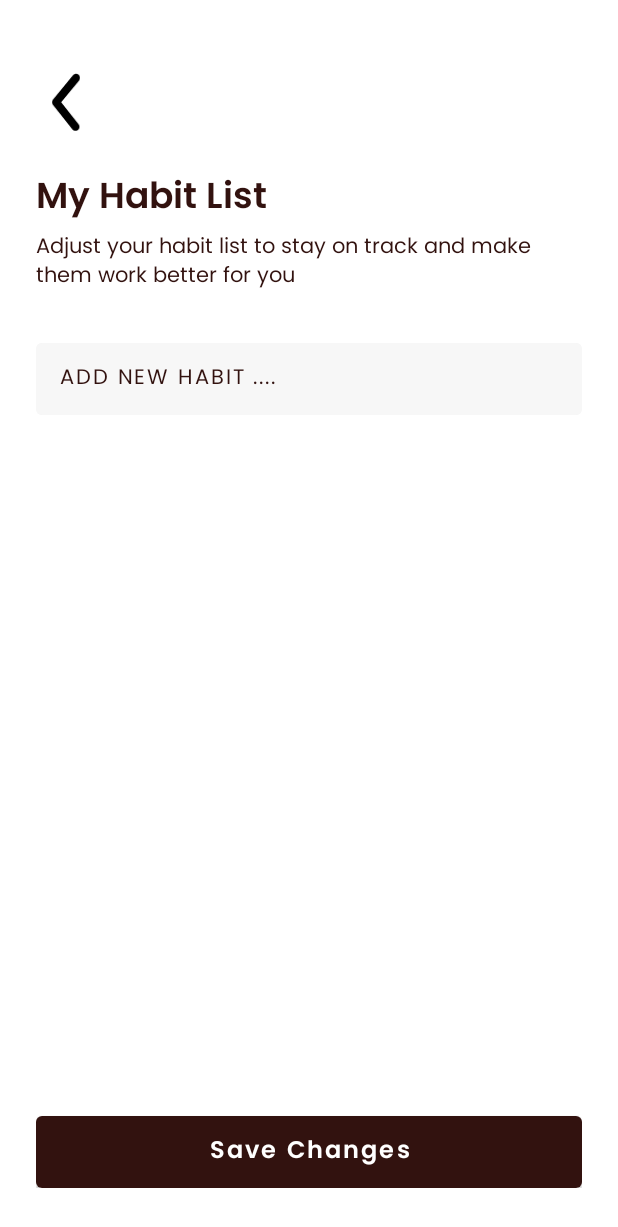
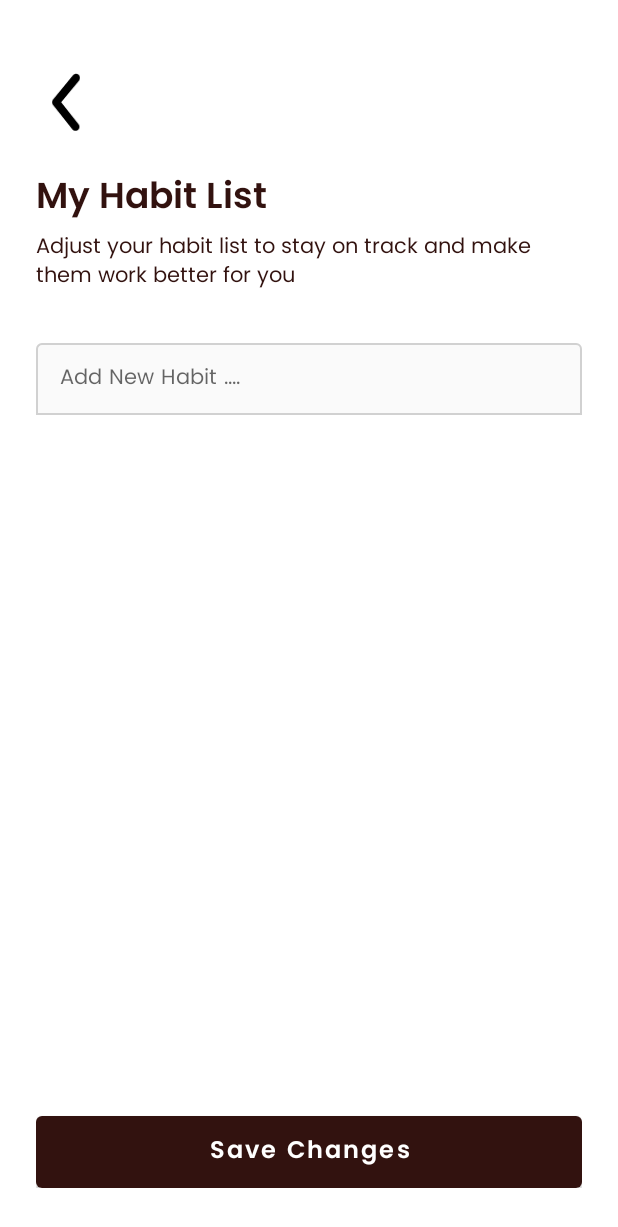
Before and after one commit to jovianjr/Habit-Tracker, an Android app built with Jetpack Compose: the HabitSettingsFragment screen opened through its navigation route, on a phone screen of 412 x 824 dp. Shown: the top 1227 px of the screen. Run offline under Robolectric (Android 15) with nearby library versions, the phone set to English and light mode, and no system bars; our stand-ins replace Dagger/Hilt's generated code, Firebase (no records; nobody signed in at launch, a user with empty details on screens opened directly).

Commit message:
feat(habit-settings): integrate add and delete habit

```diff
--- a/app/src/main/java/com/example/habittracker/adapter/HabitAdapter.kt
+++ b/app/src/main/java/com/example/habittracker/adapter/HabitAdapter.kt
@@ -2,7 +2,6 @@ package com.example.habittracker.adapter
 
 import android.content.res.ColorStateList
 import android.graphics.Color
-import android.util.Log
 import android.view.LayoutInflater
 import android.view.View
 import android.view.ViewGroup
@@ -14,22 +13,19 @@ import com.google.android.material.card.MaterialCardView
 
 class HabitAdapter(private val items: List<String>) :
     RecyclerView.Adapter<HabitAdapter.ViewHolder>() {
-    var onItemClick: ((String) -> Unit)? = null
+    var onItemClick: ((String) -> Unit) = {}
 
-    // ViewHolder untuk item RecyclerView
     class ViewHolder(itemView: View) : RecyclerView.ViewHolder(itemView) {
         val textView: TextView = itemView.findViewById(R.id.tv_habit_name)
         val materialCardView: MaterialCardView = itemView.findViewById(R.id.cv_habit)
     }
 
-    // Inflate layout untuk setiap item
     override fun onCreateViewHolder(parent: ViewGroup, viewType: Int): ViewHolder {
         val view =
             LayoutInflater.from(parent.context).inflate(R.layout.rv_habit_card, parent, false)
         return ViewHolder(view)
     }
 
-    // Bind data ke item
     override fun onBindViewHolder(holder: ViewHolder, position: Int) {
         holder.textView.text = items[position]
 
@@ -46,10 +42,9 @@ class HabitAdapter(private val items: List<String>) :
 
         // on card click
         holder.materialCardView.setOnClickListener {
-            onItemClick?.invoke(items[position])
+            onItemClick.invoke(items[position])
         }
     }
 
-    // Total jumlah item
     override fun getItemCount(): Int = items.size
 }
--- a/app/src/main/java/com/example/habittracker/ui/HabitSettingsFragment.kt
+++ b/app/src/main/java/com/example/habittracker/ui/HabitSettingsFragment.kt
@@ -1,29 +1,137 @@
 package com.example.habittracker.ui
 
+import android.graphics.Canvas
+import android.graphics.Color
+import android.graphics.Paint
+import android.graphics.Typeface
+import android.graphics.drawable.GradientDrawable
 import android.os.Bundle
 import android.view.LayoutInflater
 import android.view.View
 import android.view.ViewGroup
+import android.view.inputmethod.EditorInfo
+import androidx.core.content.res.ResourcesCompat
 import androidx.fragment.app.Fragment
 import androidx.navigation.fragment.findNavController
+import androidx.recyclerview.widget.ItemTouchHelper
+import androidx.recyclerview.widget.LinearLayoutManager
+import androidx.recyclerview.widget.RecyclerView
 import com.example.habittracker.R
+import com.example.habittracker.adapter.HabitAdapter
 import com.example.habittracker.databinding.FragmentHabitSettingsBinding
 
 class HabitSettingsFragment : Fragment() {
-    private lateinit var myHabitsOriginal: List<String>
+    private var myHabits: MutableList<String> = mutableListOf()
+    private var myHabitsOriginal: MutableList<String> = mutableListOf()
     private lateinit var binding: FragmentHabitSettingsBinding
 
     override fun onCreateView(
         inflater: LayoutInflater, container: ViewGroup?,
         savedInstanceState: Bundle?
     ): View {
-        myHabitsOriginal = arguments?.getStringArrayList("myHabits") ?: emptyList()
+        myHabitsOriginal.addAll(arguments?.getStringArrayList("myHabits") ?: emptyList())
+        myHabits.addAll(myHabitsOriginal)
         binding = FragmentHabitSettingsBinding.inflate(layoutInflater)
         return binding.root
     }
 
     override fun onViewCreated(view: View, savedInstanceState: Bundle?) {
         super.onViewCreated(view, savedInstanceState)
+
+        val adapter = HabitAdapter(myHabits)
+        binding.rvHabitList.layoutManager = LinearLayoutManager(activity)
+        binding.rvHabitList.adapter = adapter
+
+        ItemTouchHelper(object : ItemTouchHelper.SimpleCallback(0, ItemTouchHelper.LEFT) {
+            private val background: GradientDrawable = GradientDrawable().apply {
+                setColor(resources.getColor(R.color.danger, null))
+                cornerRadius = 24f
+                cornerRadii = floatArrayOf(0f, 0f, 16f, 16f, 16f, 16f, 0f, 0f)
+            }
+            private val deleteIcon =
+                ResourcesCompat.getDrawable(resources, R.drawable.ic_delete, null)
+
+            private val textPaint = Paint().apply {
+                color = Color.WHITE
+                textSize = 40f
+                isAntiAlias = true
+                typeface = ResourcesCompat.getFont(context!!, R.font.poppins_medium) ?: Typeface.DEFAULT
+            }
+
+            override fun onMove(
+                v: RecyclerView,
+                h: RecyclerView.ViewHolder,
+                t: RecyclerView.ViewHolder
+            ) = false
+
+            override fun onSwiped(h: RecyclerView.ViewHolder, dir: Int) {
+                val habitIdx: Int = h.bindingAdapterPosition
+                myHabits.removeAt(habitIdx)
+                binding.rvHabitList.adapter!!.notifyItemRemoved(habitIdx)
+                binding.rvHabitList.adapter!!.notifyItemRangeChanged(
+                    habitIdx,
+                    myHabits.size
+                )
+
+            }
+
+            override fun onChildDraw(
+                c: Canvas, recyclerView: RecyclerView, viewHolder: RecyclerView.ViewHolder,
+                dX: Float, dY: Float, actionState: Int, isCurrentlyActive: Boolean
+            ) {
+                super.onChildDraw(
+                    c,
+                    recyclerView,
+                    viewHolder,
+                    dX,
+                    dY,
+                    actionState,
+                    isCurrentlyActive
+                )
+                if (dX < 0) {
+                    val itemView = viewHolder.itemView
+                    // Draw background
+                    background.setBounds(
+                        itemView.right + dX.toInt(),
+                        itemView.top,
+                        itemView.right,
+                        itemView.bottom
+                    )
+                    background.draw(c)
+                    // Draw icon
+                    val metrics = resources.displayMetrics
+                    val iconSize = (16 * metrics.density).toInt()
+                    val iconMargin = (itemView.height - iconSize) / 2
+                    deleteIcon!!.setBounds(
+                        itemView.right - iconMargin - iconSize,
+                        itemView.top + iconMargin,
+                        itemView.right - iconMargin,
+                        itemView.bottom - iconMargin
+                    )
+                    deleteIcon.setTint(Color.WHITE)
+                    deleteIcon.draw(c)
+                    // Draw text
+                    val text = "Delete"
+                    val textMargin = 32f
+                    val textWidth = textPaint.measureText(text)
+                    val textHeight = textPaint.textSize
+                    val textX = itemView.right - iconMargin - iconSize - textMargin - textWidth
+                    val textY = itemView.top + (itemView.height - textHeight) / 2 + textHeight
+                    c.drawText(text, textX, textY, textPaint)
+                }
+            }
+        }).attachToRecyclerView(binding.rvHabitList)
+
+        binding.tilAddHabit.editText?.setOnEditorActionListener { _, actionId, _ ->
+            if (actionId == EditorInfo.IME_ACTION_DONE) {
+                val newHabit: String = binding.tilAddHabit.editText!!.text.toString()
+                myHabits.add(newHabit)
+                binding.rvHabitList.adapter!!.notifyItemInserted(myHabits.size)
+                binding.tilAddHabit.editText!!.clearFocus()
+                binding.tilAddHabit.editText!!.text = null
+            }
+            return@setOnEditorActionListener false
+        }
 
         binding.ivBack.setOnClickListener {
             if (myHabitsOriginal.isEmpty()) {
--- /dev/null
+++ b/app/src/main/res/color/edit_text_stroke_add_new_habit.xml
@@ -0,0 +1,5 @@
+<?xml version="1.0" encoding="utf-8"?>
+<selector xmlns:android="http://schemas.android.com/apk/res/android">
+    <item android:color="@color/neutral" android:state_focused="false" />
+    <item android:color="@color/primary" android:state_focused="true" />
+</selector>
--- /dev/null
+++ b/app/src/main/res/drawable/ic_delete.xml
@@ -0,0 +1,10 @@
+<vector xmlns:android="http://schemas.android.com/apk/res/android"
+    android:width="105.16dp"
+    android:height="122.88dp"
+    android:viewportWidth="105.16"
+    android:viewportHeight="122.88">
+  <path
+      android:fillColor="#FF000000"
+      android:pathData="M11.17,37.16L94.65,37.16a8.4,8.4 0,0 1,2 0.16,5.93 5.93,0 0,1 2.88,1.56 5.43,5.43 0,0 1,1.64 3.34,7.65 7.65,0 0,1 -0.06,1.44L94,117.31v0l0,0.13 0,0.28v0a7.06,7.06 0,0 1,-0.2 0.9v0l0,0.06v0a5.89,5.89 0,0 1,-5.47 4.07L17.32,122.75a6.17,6.17 0,0 1,-1.25 -0.19,6.17 6.17,0 0,1 -1.16,-0.48h0a6.18,6.18 0,0 1,-3.08 -4.88l-7,-73.49a7.69,7.69 0,0 1,-0.06 -1.66,5.37 5.37,0 0,1 1.63,-3.29 6,6 0,0 1,3 -1.58,8.94 8.94,0 0,1 1.79,-0.13ZM5.65,8.8L37.12,8.8L37.12,6h0a2.44,2.44 0,0 1,0 -0.27,6 6,0 0,1 1.76,-4h0A6,6 0,0 1,43.09 0L62.46,0l0.3,0a6,6 0,0 1,5.7 6L68.46,6h0L68.46,8.8h32l0.39,0a4.7,4.7 0,0 1,4.31 4.43c0,0.18 0,0.32 0,0.5v9.86a2.59,2.59 0,0 1,-2.59 2.59L2.59,26.18A2.59,2.59 0,0 1,0 23.62L0,13.53L0,13.53a1.56,1.56 0,0 1,0 -0.31v0A4.72,4.72 0,0 1,3.88 8.88,10.4 10.4,0 0,1 5.65,8.8ZM47.75,61.5a4.77,4.77 0,0 1,9.49 0v37a4.77,4.77 0,0 1,-9.49 0v-37ZM71.48,61.3a4.58,4.58 0,0 1,5 -4.06,4.47 4.47,0 0,1 4.51,4.46l-2,37a4.57,4.57 0,0 1,-5 4.06,4.47 4.47,0 0,1 -4.51,-4.46l2,-37ZM25,61.7a4.46,4.46 0,0 1,4.5 -4.46,4.58 4.58,0 0,1 5,4.06l2,37a4.47,4.47 0,0 1,-4.51 4.46,4.57 4.57,0 0,1 -5,-4.06l-2,-37Z"
+      android:fillType="evenOdd"/>
+</vector>
--- a/app/src/main/res/layout/fragment_habit_settings.xml
+++ b/app/src/main/res/layout/fragment_habit_settings.xml
@@ -55,22 +55,29 @@
                 tools:itemCount="3"
                 tools:listitem="@layout/rv_habit_card" />
 
-
-            <com.google.android.material.button.MaterialButton
-                android:id="@+id/btn_add_habit"
+            <com.google.android.material.textfield.TextInputLayout
+                android:id="@+id/til_add_habit"
                 android:layout_width="match_parent"
                 android:layout_height="wrap_content"
                 android:layout_below="@id/rv_habit_list"
-                android:backgroundTint="#F7F7F7"
-                android:fontFamily="@font/poppins_regular"
-                android:insetTop="0dp"
-                android:insetBottom="0dp"
-                android:outlineProvider="none"
-                android:text="@string/add_new_habit"
-                android:textAlignment="textStart"
-                android:textColor="@color/primary"
-                android:textSize="14sp"
-                app:rippleColor="#E9E9E9" />
+                app:boxBackgroundMode="outline"
+                app:boxStrokeColor="@color/edit_text_stroke_add_new_habit"
+                app:hintEnabled="false">
+
+                <com.google.android.material.textfield.TextInputEditText
+                    style="@style/text_body"
+                    android:layout_width="match_parent"
+                    android:layout_height="wrap_content"
+                    android:backgroundTint="@color/neutral"
+                    android:fontFamily="@font/poppins_regular"
+                    android:hint="@string/add_new_habit"
+                    android:maxLines="1"
+                    android:paddingHorizontal="16dp"
+                    android:paddingVertical="12dp"
+                    android:inputType="text"
+                    android:imeOptions="actionDone"
+                    />
+            </com.google.android.material.textfield.TextInputLayout>
         </RelativeLayout>
 
         <Space
--- a/app/src/main/res/values/colors.xml
+++ b/app/src/main/res/values/colors.xml
@@ -9,4 +9,5 @@
     <color name="danger">#FFE11D48</color>
     <color name="danger_ripple">#FFC0C0</color>
     <color name="button_disabled">#FF9CA3AF</color>
+    <color name="neutral">#D1D1D1</color>
 </resources>
```
Also changed, not shown: 1 other file.
